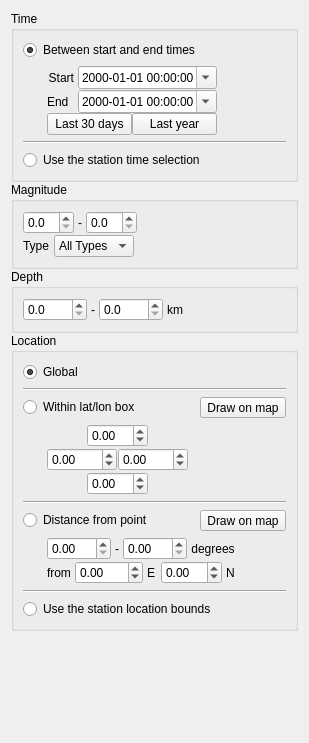
iris-edu/pyweed, file pyweed/gui/uic/EventOptionsWidget.ui: the form before one commit.
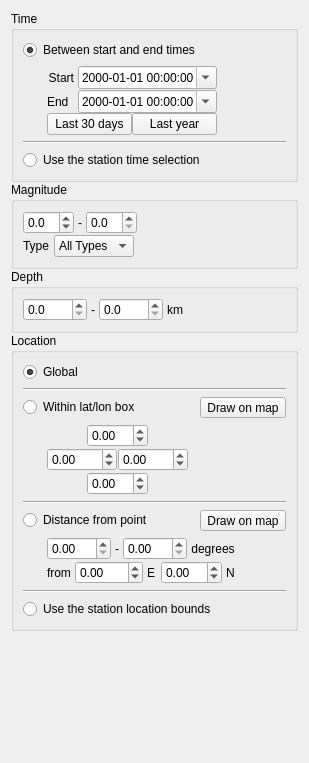
The form after the commit.

Patch:
```diff
--- a/pyweed/gui/uic/EventOptionsWidget.ui
+++ b/pyweed/gui/uic/EventOptionsWidget.ui
@@ -7,7 +7,7 @@
     <x>0</x>
     <y>0</y>
     <width>309</width>
-    <height>743</height>
+    <height>763</height>
    </rect>
   </property>
   <property name="sizePolicy">
@@ -204,6 +204,9 @@
               <property name="decimals">
                <number>1</number>
               </property>
+              <property name="minimum">
+               <double>-2.000000000000000</double>
+              </property>
               <property name="maximum">
                <double>10.000000000000000</double>
               </property>
```
Left out of the diff: 22 changed lines with no effect on the pictures.
